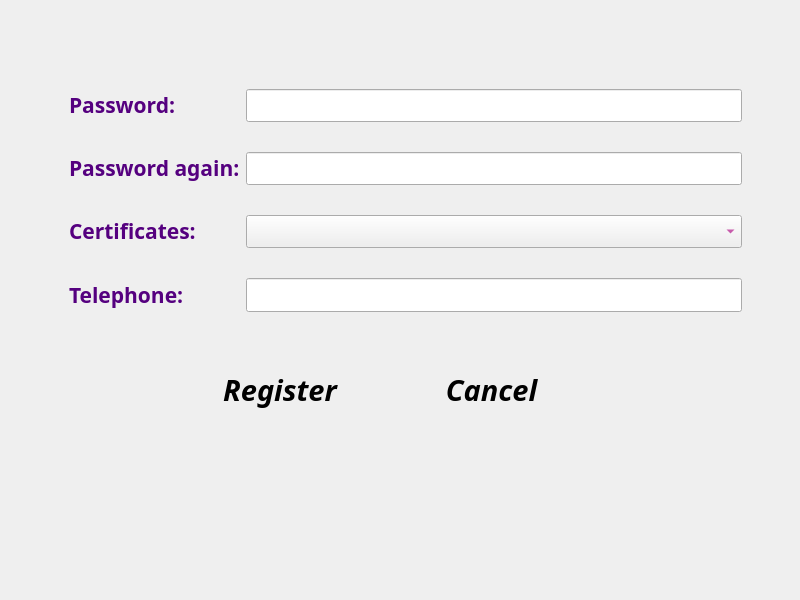
Qt form Register.ui (Phoveran/CrowdSourcing) before a commit.
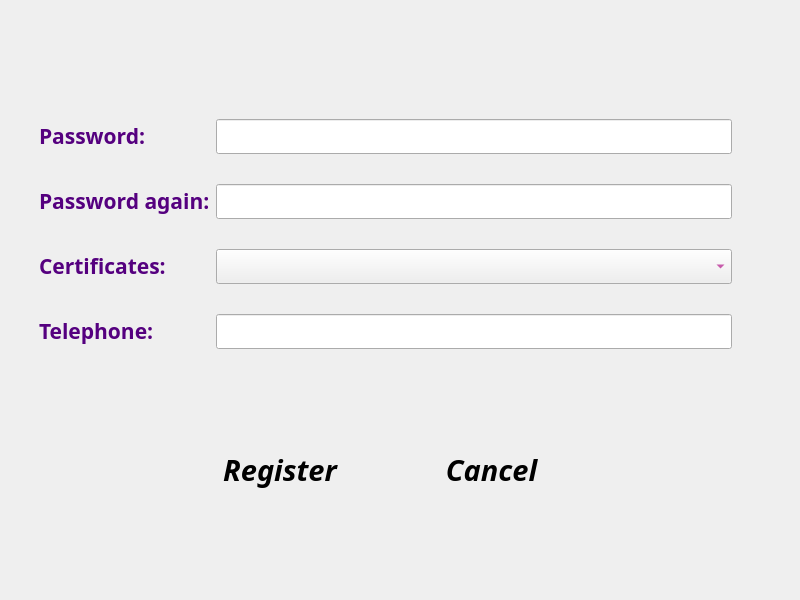
The same form after that commit. Icons and pictures are not drawn.

Patch:
```diff
--- a/Register.ui
+++ b/Register.ui
@@ -20,10 +20,10 @@
   <widget class="QFrame" name="inputFrame">
    <property name="geometry">
     <rect>
-     <x>60</x>
-     <y>80</y>
-     <width>691</width>
-     <height>241</height>
+     <x>30</x>
+     <y>110</y>
+     <width>711</width>
+     <height>251</height>
     </rect>
    </property>
    <property name="styleSheet">
@@ -196,7 +196,7 @@
    <property name="geometry">
     <rect>
      <x>180</x>
-     <y>350</y>
+     <y>430</y>
      <width>411</width>
      <height>80</height>
     </rect>
@@ -326,32 +326,6 @@
     </item>
    </layout>
   </widget>
-  <widget class="QLabel" name="noticeLabel">
-   <property name="geometry">
-    <rect>
-     <x>150</x>
-     <y>480</y>
-     <width>461</width>
-     <height>41</height>
-    </rect>
-   </property>
-   <property name="font">
-    <font>
-     <family>Century Gothic</family>
-     <pointsize>16</pointsize>
-     <weight>75</weight>
-     <italic>false</italic>
-     <bold>true</bold>
-    </font>
-   </property>
-   <property name="styleSheet">
-    <string notr="true">border-image: \*url();
-color: rgb(255, 0, 0);</string>
-   </property>
-   <property name="text">
-    <string/>
-   </property>
-  </widget>
  </widget>
  <resources>
   <include location="CrowdSourcing.qrc"/>
```
